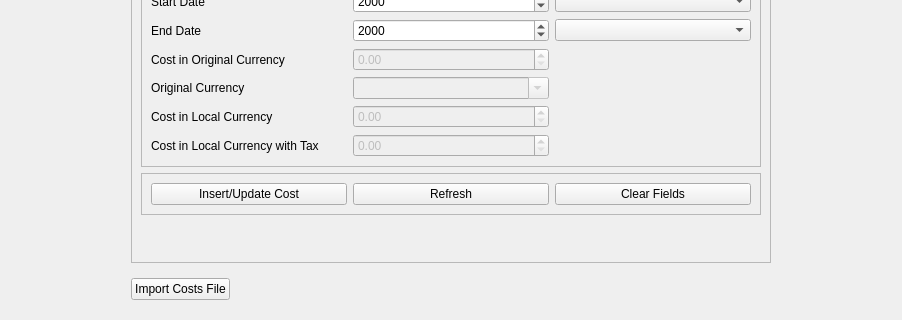
Qt form ui/CostsTab.ui (CS-4820-Library-Project/COUNTER-5-Report-Tool-2020-5.0) before a commit; both pictures show x 0 to 902 and y 232 to 552 of the 902 by 552 pixel window.
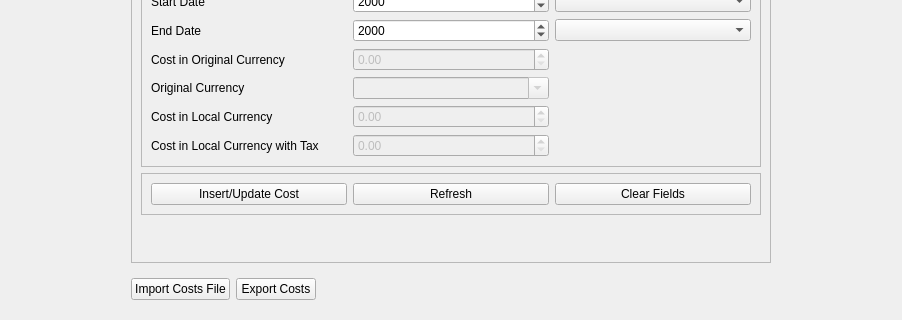
The same form after that commit. Icons and pictures are not drawn.

Patch:
```diff
--- a/ui/CostsTab.ui
+++ b/ui/CostsTab.ui
@@ -353,6 +353,32 @@
            </property>
           </widget>
          </item>
+         <item>
+          <widget class="QPushButton" name="export_costs_button">
+           <property name="sizePolicy">
+            <sizepolicy hsizetype="Fixed" vsizetype="Fixed">
+             <horstretch>0</horstretch>
+             <verstretch>0</verstretch>
+            </sizepolicy>
+           </property>
+           <property name="text">
+            <string>Export Costs</string>
+           </property>
+          </widget>
+         </item>
+         <item>
+          <spacer name="horizontalSpacer_3">
+           <property name="orientation">
+            <enum>Qt::Horizontal</enum>
+           </property>
+           <property name="sizeHint" stdset="0">
+            <size>
+             <width>40</width>
+             <height>20</height>
+            </size>
+           </property>
+          </spacer>
+         </item>
         </layout>
        </widget>
       </item>
```
Left out of the diff: 2 changed lines with no effect on the pictures.
